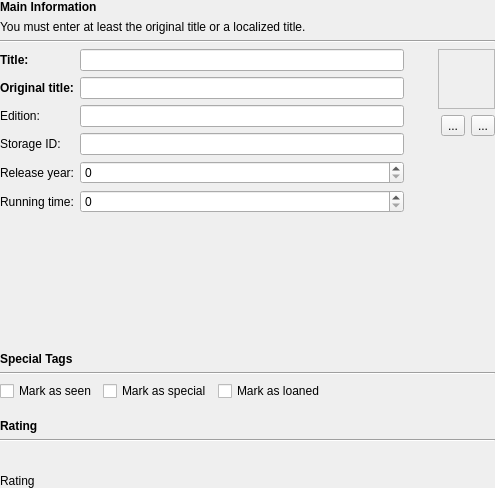
Old version of the form src/movida/ui/maininfopage.ui in the repository hippydream/movida.
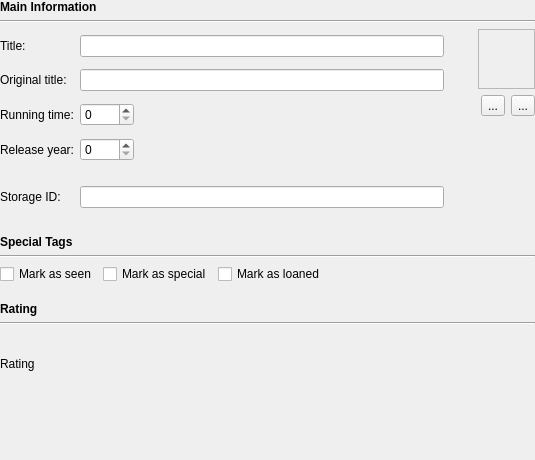
New version of the form. Custom widgets are drawn as their Qt base class.

Commit message: Updated main info page.

Patch:
```diff
--- a/src/movida/ui/maininfopage.ui
+++ b/src/movida/ui/maininfopage.ui
@@ -5,90 +5,90 @@
    <rect>
     <x>0</x>
     <y>0</y>
-    <width>495</width>
-    <height>488</height>
+    <width>535</width>
+    <height>460</height>
    </rect>
   </property>
   <property name="windowTitle" >
    <string>Form</string>
   </property>
-  <layout class="QGridLayout" name="gridLayout" >
+  <layout class="QGridLayout" name="gridLayout_4" >
    <property name="margin" >
     <number>0</number>
    </property>
-   <item row="0" column="0" >
+   <item row="0" column="0" colspan="2" >
     <widget class="QLabel" name="labCaptionMessage" >
      <property name="text" >
       <string>&lt;b>Main Information&lt;/b></string>
      </property>
     </widget>
    </item>
-   <item row="1" column="0" >
-    <widget class="QLabel" name="labInfoMessage" >
-     <property name="text" >
-      <string>You must enter at least the original title or a localized title.</string>
-     </property>
-    </widget>
-   </item>
-   <item row="2" column="0" >
+   <item row="1" column="0" colspan="2" >
     <widget class="Line" name="line" >
      <property name="orientation" >
       <enum>Qt::Horizontal</enum>
      </property>
     </widget>
    </item>
-   <item row="3" column="0" >
-    <layout class="QHBoxLayout" name="horizontalLayout_4" >
-     <item>
-      <layout class="QFormLayout" name="formLayout" >
+   <item row="2" column="0" colspan="2" >
+    <layout class="QGridLayout" name="gridLayout_3" >
+     <item row="0" column="0" >
+      <layout class="QGridLayout" name="gridLayout" >
        <item row="0" column="0" >
         <widget class="QLabel" name="labTitle" >
          <property name="text" >
-          <string>&lt;b>Title:&lt;/b></string>
+          <string>Title:</string>
          </property>
         </widget>
        </item>
-       <item row="0" column="1" >
+       <item row="0" column="1" colspan="2" >
         <widget class="MvdClearEdit" name="title" />
        </item>
        <item row="1" column="0" >
         <widget class="QLabel" name="labOriginalTitle" >
          <property name="text" >
-          <string>&lt;b>Original title:&lt;/b></string>
+          <string>Original title:</string>
          </property>
         </widget>
        </item>
-       <item row="1" column="1" >
+       <item row="1" column="1" colspan="2" >
         <widget class="MvdClearEdit" name="originalTitle" />
        </item>
        <item row="2" column="0" >
-        <widget class="QLabel" name="labVersion" >
+        <widget class="QLabel" name="labLength" >
          <property name="text" >
-          <string>Edition:</string>
+          <string>Running time:</string>
          </property>
         </widget>
        </item>
        <item row="2" column="1" >
-        <widget class="MvdClearEdit" name="version" />
+        <widget class="MvdClearSpin" name="lengthMinutes" >
+         <property name="maximum" >
+          <number>999</number>
+         </property>
+        </widget>
+       </item>
+       <item row="2" column="2" >
+        <spacer name="horizontalSpacer_2" >
+         <property name="orientation" >
+          <enum>Qt::Horizontal</enum>
+         </property>
+         <property name="sizeHint" stdset="0" >
+          <size>
+           <width>128</width>
+           <height>17</height>
+          </size>
+         </property>
+        </spacer>
        </item>
        <item row="3" column="0" >
-        <widget class="QLabel" name="labStorageID" >
-         <property name="text" >
-          <string>Storage ID:</string>
-         </property>
-        </widget>
-       </item>
-       <item row="3" column="1" >
-        <widget class="MvdClearEdit" name="storageID" />
-       </item>
-       <item row="4" column="0" >
         <widget class="QLabel" name="labYear" >
          <property name="text" >
           <string>Release year:</string>
          </property>
         </widget>
        </item>
-       <item row="4" column="1" >
+       <item row="3" column="1" >
         <widget class="MvdClearSpin" name="year" >
          <property name="minimum" >
           <number>0</number>
@@ -101,23 +101,35 @@
          </property>
         </widget>
        </item>
+       <item row="4" column="1" colspan="2" >
+        <spacer name="verticalSpacer_3" >
+         <property name="orientation" >
+          <enum>Qt::Vertical</enum>
+         </property>
+         <property name="sizeType" >
+          <enum>QSizePolicy::Fixed</enum>
+         </property>
+         <property name="sizeHint" stdset="0" >
+          <size>
+           <width>239</width>
+           <height>13</height>
+          </size>
+         </property>
+        </spacer>
+       </item>
        <item row="5" column="0" >
-        <widget class="QLabel" name="labLength" >
+        <widget class="QLabel" name="labStorageID" >
          <property name="text" >
-          <string>Running time:</string>
+          <string>Storage ID:</string>
          </property>
         </widget>
        </item>
-       <item row="5" column="1" >
-        <widget class="MvdClearSpin" name="lengthMinutes" >
-         <property name="maximum" >
-          <number>999</number>
-         </property>
-        </widget>
+       <item row="5" column="1" colspan="2" >
+        <widget class="MvdClearEdit" name="storageID" />
        </item>
       </layout>
      </item>
-     <item>
+     <item row="0" column="1" >
       <spacer name="horizontalSpacer_5" >
        <property name="orientation" >
         <enum>Qt::Horizontal</enum>
@@ -128,12 +140,12 @@
        <property name="sizeHint" stdset="0" >
         <size>
          <width>13</width>
-         <height>143</height>
+         <height>188</height>
         </size>
        </property>
       </spacer>
      </item>
-     <item>
+     <item row="0" column="2" >
       <layout class="QVBoxLayout" name="verticalLayout" >
        <item>
         <layout class="QHBoxLayout" name="horizontalLayout_3" >
@@ -237,7 +249,7 @@
      </item>
     </layout>
    </item>
-   <item row="4" column="0" >
+   <item row="3" column="1" >
     <spacer name="verticalSpacer" >
      <property name="orientation" >
       <enum>Qt::Vertical</enum>
@@ -253,21 +265,21 @@
      </property>
     </spacer>
    </item>
-   <item row="5" column="0" >
+   <item row="4" column="0" colspan="2" >
     <widget class="QLabel" name="labCaptionMessage_2" >
      <property name="text" >
       <string>&lt;b>Special Tags&lt;/b></string>
      </property>
     </widget>
    </item>
-   <item row="6" column="0" >
+   <item row="5" column="0" colspan="2" >
     <widget class="Line" name="line_2" >
      <property name="orientation" >
       <enum>Qt::Horizontal</enum>
      </property>
     </widget>
    </item>
-   <item row="7" column="0" >
+   <item row="6" column="0" colspan="2" >
     <layout class="QHBoxLayout" name="horizontalLayout_2" >
      <item>
       <widget class="QCheckBox" name="markAsSeen" >
@@ -305,7 +317,7 @@
      </item>
     </layout>
    </item>
-   <item row="8" column="0" >
+   <item row="7" column="1" >
     <spacer name="verticalSpacer_2" >
      <property name="orientation" >
       <enum>Qt::Vertical</enum>
@@ -321,21 +333,21 @@
      </property>
     </spacer>
    </item>
-   <item row="9" column="0" >
+   <item row="8" column="0" colspan="2" >
     <widget class="QLabel" name="labCaptionMessage_3" >
      <property name="text" >
       <string>&lt;b>Rating&lt;/b></string>
      </property>
     </widget>
    </item>
-   <item row="10" column="0" >
+   <item row="9" column="0" colspan="2" >
     <widget class="Line" name="line_3" >
      <property name="orientation" >
       <enum>Qt::Horizontal</enum>
      </property>
     </widget>
    </item>
-   <item row="11" column="0" >
+   <item row="10" column="0" colspan="2" >
     <layout class="QGridLayout" name="gridLayout_2" >
      <item row="0" column="0" >
       <widget class="MvdRatingWidget" name="ratingLabel" >
@@ -384,6 +396,19 @@
      </item>
     </layout>
    </item>
+   <item row="11" column="0" >
+    <spacer name="verticalSpacer_5" >
+     <property name="orientation" >
+      <enum>Qt::Vertical</enum>
+     </property>
+     <property name="sizeHint" stdset="0" >
+      <size>
+       <width>20</width>
+       <height>15</height>
+      </size>
+     </property>
+    </spacer>
+   </item>
   </layout>
  </widget>
  <customwidgets>
```
The commit also changes 3 other files.
